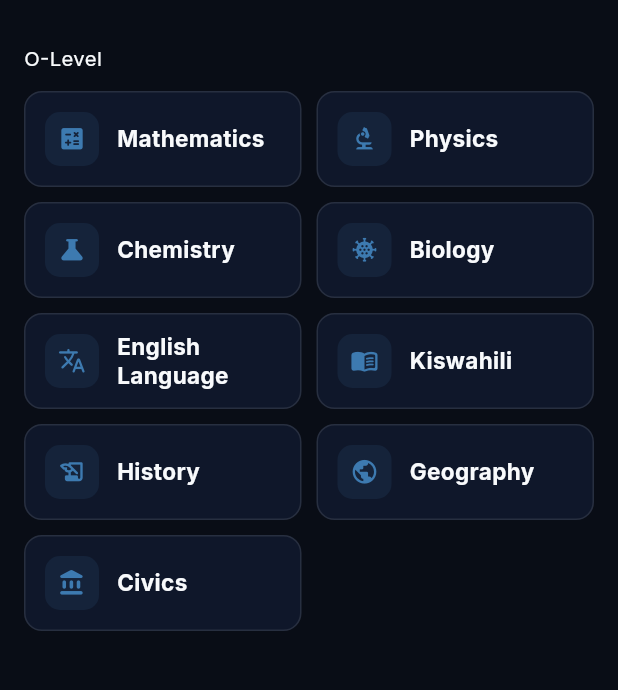
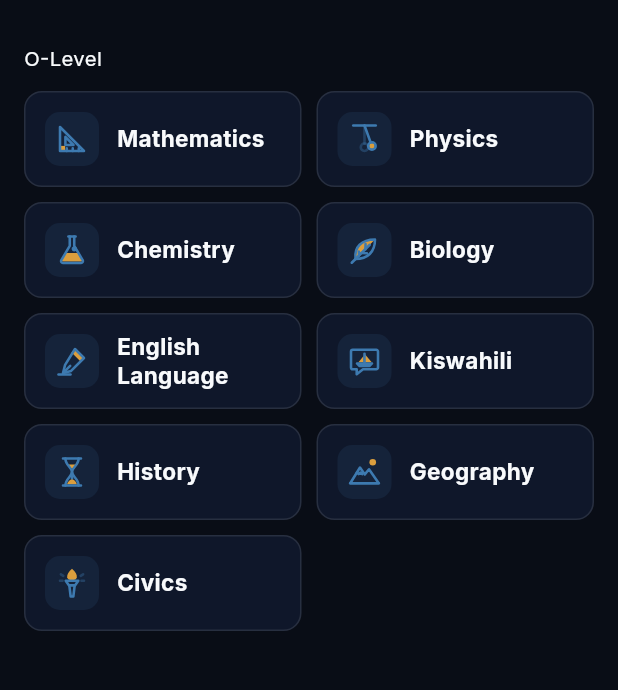
Before and after one commit to vkanyamuka-alt/somasmart-flutter, a Flutter app: the LevelScreen screen opened by its route, after a tap on an icon or button, on a phone screen of 412 x 824 dp, the part 59-749 px from its top. Run offline on Flutter 3.47's test engine with Material 3 defaults, Android fonts, the phone set to English and light mode, and no system bars; our stand-ins replace firebase_core, firebase_messaging, flutter_markdown_plus, flutter_riverpod, flutter_svg, go_router and 4 more; missing offline and left inert: flutter_math_fork, markdown; accounts and stored records are empty; statements that could not run were skipped.

Commit message:
SomaSmart's own subject icons and Ask me mark (same as the website)
- lib/core/widgets/soma_icon_data.dart is generated from the website's
  src/lib/somaIcons.json (scripts/gen-flutter-icons.mjs); SomaIcon draws
  it with flutter_svg in the theme's ink colour with a gold fill.
- Subject cards and the subject app bar use them instead of stock
  Material icons (Biology showed the coronavirus icon).
- Ask me button, panel and screen: Ask me mark instead of sparkles.
- Account and forum: stray decorative header icons removed.
- test/soma_icon_test.dart: every subject has its own drawing; names,
  Swahili names and database ids match the website.

Co-Authored-By: Claude Opus 5.5 <noreply@anthropic.com>

```diff
--- a/lib/core/widgets/floating_ask_me_button.dart
+++ b/lib/core/widgets/floating_ask_me_button.dart
@@ -1,4 +1,5 @@
 import 'package:flutter/material.dart';
+import 'soma_icon.dart';
 import '../../features/tutor/presentation/widgets/ask_me_floating_panel.dart';
 import '../theme/app_colors.dart';
 
@@ -43,8 +44,8 @@ class FloatingAskMeButton extends StatelessWidget {
                   ),
                 ],
               ),
-              child: const Icon(
-                Icons.auto_awesome_rounded,
+              child: const SomaIcon(
+                'ask',
                 color: Colors.white,
                 size: 24,
               ),
--- /dev/null
+++ b/lib/core/widgets/soma_icon.dart
@@ -0,0 +1,102 @@
+import 'package:flutter/material.dart';
+import 'package:flutter_svg/flutter_svg.dart';
+
+import '../theme/app_colors.dart';
+import 'soma_icon_data.dart';
+
+/// SomaSmart's own drawings (subjects and the Ask me mark), the same ones the
+/// website draws. Lines use [color] (default: the icon theme colour), the
+/// accent is filled gold.
+class SomaIcon extends StatelessWidget {
+  final String name;
+  final double size;
+  final Color? color;
+
+  const SomaIcon(this.name, {super.key, this.size = 24, this.color});
+
+  /// The SVG for one icon, with the colours filled in.
+  static String svg(String name, Color ink, {Color accent = AppColors.brandGold}) {
+    final icon = somaIconPaths[name] ?? somaIconPaths['default']!;
+    final inkHex = _hex(ink);
+    final b = StringBuffer(
+      '<svg xmlns="http://www.w3.org/2000/svg" viewBox="0 0 24 24" fill="none" '
+      'stroke="$inkHex" stroke-width="$somaIconStroke" stroke-linecap="round" stroke-linejoin="round">',
+    );
+    for (final d in icon.faint) {
+      b.write('<path d="$d" stroke-opacity="0.35"/>');
+    }
+    for (final d in icon.accent) {
+      b.write('<path d="$d" fill="${_hex(accent)}" stroke="none"/>');
+    }
+    for (final d in icon.line) {
+      b.write('<path d="$d"/>');
+    }
+    b.write('</svg>');
+    return b.toString();
+  }
+
+  static String _hex(Color c) =>
+      '#${(c.toARGB32() & 0xFFFFFF).toRadixString(16).padLeft(6, '0')}';
+
+  @override
+  Widget build(BuildContext context) {
+    final ink = color ?? IconTheme.of(context).color ?? AppColors.primary;
+    return SizedBox.square(
+      dimension: size,
+      child: SvgPicture.string(svg(name, ink), width: size, height: size),
+    );
+  }
+}
+
+/// Which drawing a subject uses, from its id, key or English/Swahili name.
+/// Matches subjectIconKey() on the website (src/lib/subjects.js).
+String subjectIconKey(String? subject) {
+  if (subject == null || subject.isEmpty) return 'default';
+  final s = subject.toLowerCase().replaceAll(RegExp(r'\s*\(.*?\)\s*'), ' ').trim();
+  return _subjectIconById[subject] ?? _subjectIconByName[s] ?? 'default';
+}
+
+const _subjectIconById = {
+  '1': 'mathematics',
+  '8b5e28a5-d8cf-4351-a982-1df3e0cf5581': 'mathematics',
+  '2': 'physics',
+  'c4a631bf-9d0a-42c2-8411-9f9361ad22f0': 'physics',
+  '3': 'chemistry',
+  'a5e01df3-8f0a-493e-bc5d-6c1f2ea8b21c': 'chemistry',
+  '4': 'biology',
+  '58d0421e-1f7c-473d-bd83-aa1e8f25b290': 'biology',
+  '5': 'kiswahili',
+  'fb4e29c8-d1ff-4841-b0db-e3a2410a8d67': 'kiswahili',
+  '6': 'english',
+  '24e0b04a-4712-4c6e-821f-e8b84fb68d99': 'english',
+  '7': 'history',
+  'ad06c3c5-9276-47b2-a4e9-913a1a6bf961': 'history',
+  '8': 'geography',
+  'ef4ef667-27ea-47c1-8414-0e6ef37d16ba': 'geography',
+  '9': 'civics',
+  '068e1a17-b769-42b7-84fe-19a9d28c31cb': 'civics',
+  '10': 'economics',
+  '11': 'commerce',
+  '12': 'basic_applied_mathematics',
+  '13': 'general_studies',
+};
+
+const _subjectIconByName = {
+  'mathematics': 'mathematics', 'maths': 'mathematics', 'math': 'mathematics', 'hisabati': 'mathematics',
+  'calculator': 'mathematics',
+  'physics': 'physics', 'fizikia': 'physics', 'atom': 'physics',
+  'chemistry': 'chemistry', 'kemia': 'chemistry', 'flask': 'chemistry',
+  'biology': 'biology', 'biolojia': 'biology', 'dna': 'biology',
+  'english': 'english', 'english language': 'english', 'kiingereza': 'english', 'languages': 'english',
+  'kiswahili': 'kiswahili',
+  'history': 'history', 'historia': 'history',
+  'geography': 'geography', 'jiografia': 'geography', 'globe': 'geography',
+  'civics': 'civics', 'uraia': 'civics',
+  'economics': 'economics', 'uchumi': 'economics', 'trendingup': 'economics',
+  'commerce': 'commerce', 'biashara': 'commerce', 'shoppingbag': 'commerce',
+  'basic_applied_mathematics': 'basic_applied_mathematics', 'basic applied mathematics': 'basic_applied_mathematics',
+  'bam': 'basic_applied_mathematics', 'hisabati ya tahasusi': 'basic_applied_mathematics',
+  'filespreadsheet': 'basic_applied_mathematics',
+  'general_studies': 'general_studies', 'general studies': 'general_studies',
+  'stadi za kazi/maarifa': 'general_studies', 'compass': 'general_studies',
+};
--- /dev/null
+++ b/lib/core/widgets/soma_icon_data.dart
@@ -0,0 +1,97 @@
+// GENERATED from SomaSmart-app/src/lib/somaIcons.json by
+// scripts/gen-flutter-icons.mjs. Do not edit by hand: change the JSON on the
+// website repo, then regenerate, so both apps draw the same icons.
+
+/// One SomaSmart drawing on a 24x24 grid.
+class SomaIconPaths {
+  /// Stroked in the ink colour.
+  final List<String> line;
+
+  /// Stroked in the ink colour at 35% opacity.
+  final List<String> faint;
+
+  /// Filled gold, underneath the lines.
+  final List<String> accent;
+
+  const SomaIconPaths({required this.line, this.faint = const [], this.accent = const []});
+}
+
+const double somaIconStroke = 1.7;
+
+const Map<String, SomaIconPaths> somaIconPaths = {
+  'mathematics': SomaIconPaths(
+    line: ['M4 20h16L4 4z', 'M8.5 20v-1.8M12.5 20v-1.8M16.5 20v-1.8', 'M7.6 10.6v5.4H13z'],
+    faint: [],
+    accent: ['M4 16.6h3.4V20H4z'],
+  ),
+  'physics': SomaIconPaths(
+    line: ['M4.5 3h15', 'M12 3l4.1 11.3', 'M14.46 16.63a2.5 2.5 0 1 0 5 0a2.5 2.5 0 1 0 -5 0'],
+    faint: ['M12 3v12', 'M9.5 17.5a2.5 2.5 0 1 0 5 0a2.5 2.5 0 1 0 -5 0'],
+    accent: ['M15.06 16.63a1.9 1.9 0 1 0 3.8 0a1.9 1.9 0 1 0 -3.8 0'],
+  ),
+  'chemistry': SomaIconPaths(
+    line: ['M9.6 3h4.8', 'M10.5 3v6.2L4.8 18.9a1.2 1.2 0 0 0 1.1 1.7h12.2a1.2 1.2 0 0 0 1.1-1.7L13.5 9.2V3', 'M12.6 11.2a.9.9 0 1 0 1.8 0a.9.9 0 1 0 -1.8 0'],
+    faint: [],
+    accent: ['M7.7 14h8.6l2.5 4.3a.9.9 0 0 1-.8 1.4H6a.9.9 0 0 1-.8-1.4z'],
+  ),
+  'biology': SomaIconPaths(
+    line: ['M6 18C5 10 10 5 19 5c0 8.5-5 13-13 13z', 'M6 18L15.5 8.5', 'M10 14l3.6.1M12.6 11.4l.1-3.4M8.4 15.6l-.2-2.6', 'M6 18l-2.5 2.5'],
+    faint: [],
+    accent: ['M6 18C5 10 10 5 19 5z'],
+  ),
+  'english': SomaIconPaths(
+    line: ['M14 4l6 6-8.6 8.6-5.4 1.4 1.4-5.4z', 'M7.4 18.6l3.4-3.4', 'M3 21h8'],
+    faint: [],
+    accent: ['M14 4l6 6-2.3 2.3-6-6z'],
+  ),
+  'kiswahili': SomaIconPaths(
+    line: ['M4.2 4.5h15.6a1.2 1.2 0 0 1 1.2 1.2v10.6a1.2 1.2 0 0 1-1.2 1.2H11l-4.2 3.3v-3.3H4.2A1.2 1.2 0 0 1 3 16.3V5.7a1.2 1.2 0 0 1 1.2-1.2z', 'M7 13.6h10l-1.6 1.7H8.6z', 'M12 7.2v6.4'],
+    faint: [],
+    accent: ['M12 7.2l4.8 5.6H12z', 'M11.4 8.6l-3.4 4.2h3.4z'],
+  ),
+  'history': SomaIconPaths(
+    line: ['M6 3h12M6 21h12', 'M7.6 3c0 4.6 4.4 6 4.4 9s-4.4 4.4-4.4 9', 'M16.4 3c0 4.6-4.4 6-4.4 9s4.4 4.4 4.4 9', 'M12 12.5v3.6'],
+    faint: [],
+    accent: ['M8.7 20.2c.6-2.2 2-3.2 3.3-3.6 1.3.4 2.7 1.4 3.3 3.6z', 'M9.3 7h5.4c-.7 1.3-1.8 2.2-2.7 2.9-.9-.7-2-1.6-2.7-2.9z'],
+  ),
+  'geography': SomaIconPaths(
+    line: ['M2.5 19.5L9 9l3.2 4.6L15 10.2l6.5 9.3z', 'M6.9 12.4l1.2 1 1.1-1 1.2 1', 'M2.5 19.5h19'],
+    faint: [],
+    accent: ['M15.3 5.5a2.2 2.2 0 1 0 4.4 0a2.2 2.2 0 1 0 -4.4 0'],
+  ),
+  'civics': SomaIconPaths(
+    line: ['M7.8 10.5h8.4l-2.1 3h-4.2z', 'M10.2 13.5h3.6l-.9 7.5h-1.8z'],
+    faint: ['M4.6 6.2l1.6 1M19.4 6.2l-1.6 1M4 10.5h1.7M18.3 10.5H20'],
+    accent: ['M12 2.5c2.4 2.2 3.4 4 3.2 5.6-.2 1.3-1.4 1.9-3.2 1.9s-3-.6-3.2-1.9C8.6 6.5 9.6 4.7 12 2.5z'],
+  ),
+  'economics': SomaIconPaths(
+    line: ['M4 3v17h17', 'M6.8 6.5L19 17', 'M6.8 17L19 6.5'],
+    faint: ['M12.9 11.75V20'],
+    accent: ['M11.2 11.75a1.7 1.7 0 1 0 3.4 0a1.7 1.7 0 1 0 -3.4 0'],
+  ),
+  'commerce': SomaIconPaths(
+    line: ['M3.5 9L5 4h14l1.5 5', 'M3.5 9a2.125 2.125 0 0 0 4.25 0a2.125 2.125 0 0 0 4.25 0a2.125 2.125 0 0 0 4.25 0a2.125 2.125 0 0 0 4.25 0', 'M5 11.2v9.3M19 11.2v9.3M3.5 20.5h17', 'M5 15.6h14'],
+    faint: [],
+    accent: ['M10.4 13.6a1.6 1.6 0 1 0 3.2 0a1.6 1.6 0 1 0 -3.2 0'],
+  ),
+  'basic_applied_mathematics': SomaIconPaths(
+    line: ['M4 3v17h17', 'M5 16Q12 2 19 16'],
+    faint: [],
+    accent: ['M8 20v-8.72Q11 7.85 14 9.57V20z'],
+  ),
+  'general_studies': SomaIconPaths(
+    line: ['M3.5 15.5h17v4h-17z', 'M5 11.5h14v4H5z', 'M4.5 7.5h13v4h-13z', 'M6.5 15.5v4M7.5 11.5v4M6.5 7.5v4'],
+    faint: [],
+    accent: ['M14 7.5h2.3v6.3l-1.15-1-1.15 1z'],
+  ),
+  'default': SomaIconPaths(
+    line: ['M12 6.5C10 5 7 4.5 3.5 5v13c3.5-.5 6.5 0 8.5 1.5 2-1.5 5-2 8.5-1.5V5C17 4.5 14 5 12 6.5z', 'M12 6.5v13'],
+    faint: [],
+    accent: ['M15 5.1h2.2v5l-1.1-.9-1.1.9z'],
+  ),
+  'ask': SomaIconPaths(
+    line: ['M5 4.5h14a2 2 0 0 1 2 2V15a2 2 0 0 1-2 2h-6.5L8 20.5V17H5a2 2 0 0 1-2-2V6.5a2 2 0 0 1 2-2z', 'M9.8 8.7a2.3 2.3 0 0 1 4.4.9c0 1.5-2.2 1.9-2.2 3.1'],
+    faint: [],
+    accent: ['M10.95 14.6a1.05 1.05 0 1 0 2.1 0a1.05 1.05 0 1 0 -2.1 0'],
+  ),
+};
--- a/lib/features/subjects/domain/models/subject_model.dart
+++ b/lib/features/subjects/domain/models/subject_model.dart
@@ -1,4 +1,4 @@
-import 'package:flutter/material.dart';
+import '../../../../core/widgets/soma_icon.dart';
 
 /// Subject data model matching Supabase `subjects` table.
 class SubjectModel {
@@ -38,49 +38,12 @@ class SubjectModel {
     );
   }
 
-  IconData get iconData {
-    switch (iconKey.toLowerCase()) {
-      case 'calculator':
-      case 'mathematics':
-      case 'math':
-        return Icons.calculate_rounded;
-      case 'atom':
-      case 'physics':
-        return Icons.biotech_rounded;
-      case 'flask':
-      case 'chemistry':
-        return Icons.science_rounded;
-      case 'dna':
-      case 'biology':
-        return Icons.coronavirus_rounded;
-      case 'bookopen':
-      case 'kiswahili':
-        return Icons.menu_book_rounded;
-      case 'languages':
-      case 'english':
-        return Icons.translate_rounded;
-      case 'history':
-        return Icons.history_edu_rounded;
-      case 'globe':
-      case 'geography':
-        return Icons.public_rounded;
-      case 'users':
-      case 'civics':
-        return Icons.account_balance_rounded;
-      case 'trendingup':
-      case 'economics':
-        return Icons.trending_up_rounded;
-      case 'shoppingbag':
-      case 'commerce':
-        return Icons.shopping_bag_rounded;
-      case 'filespreadsheet':
-      case 'bam':
-        return Icons.functions_rounded;
-      case 'compass':
-      case 'general studies':
-        return Icons.explore_rounded;
-      default:
-        return Icons.school_rounded;
+  /// The SomaSmart drawing for this subject (lib/core/widgets/soma_icon.dart).
+  String get somaIcon {
+    for (final v in [id, nameEn, nameSw, iconKey]) {
+      final k = subjectIconKey(v);
+      if (k != 'default') return k;
     }
+    return 'default';
   }
 }
--- a/lib/features/subjects/presentation/screens/level_screen.dart
+++ b/lib/features/subjects/presentation/screens/level_screen.dart
@@ -1,4 +1,5 @@
 import 'package:flutter/material.dart';
+import '../../../../core/widgets/soma_icon.dart';
 import 'package:flutter_riverpod/flutter_riverpod.dart';
 import 'package:go_router/go_router.dart';
 import '../../../../core/theme/app_colors.dart';
@@ -70,7 +71,7 @@ class LevelScreen extends ConsumerWidget {
                   : [
                       for (final id in current.subjectIds)
                         _NameCard(
-                          leading: Icon(_subject(id).iconData, size: 19),
+                          leading: SomaIcon(_subject(id).somaIcon, size: 24),
                           title: sw ? _subject(id).nameSw : _subject(id).nameEn,
                           onTap: () {
                             // The subject screen reads the form from here.
--- a/pubspec.yaml
+++ b/pubspec.yaml
@@ -47,6 +47,7 @@ dependencies:
   firebase_core: ^5.1.0
   firebase_messaging: ^17.0.1
   google_sign_in: ^7.2.0
+  flutter_svg: ^2.2.0
 
 dev_dependencies:
   flutter_test:
```
Also changed, not shown: lib/features/account/presentation/screens/account_screen.dart (+0 -14 lines), lib/features/forum/presentation/screens/forum_screen.dart (+0 -13 lines), lib/features/subjects/presentation/screens/subject_detail_screen.dart (+26 -3 lines), lib/features/tutor/presentation/screens/ask_me_screen.dart (+10 -11 lines), lib/features/tutor/presentation/widgets/ask_me_floating_panel.dart (+10 -14 lines), pubspec.lock, 1 other file.
